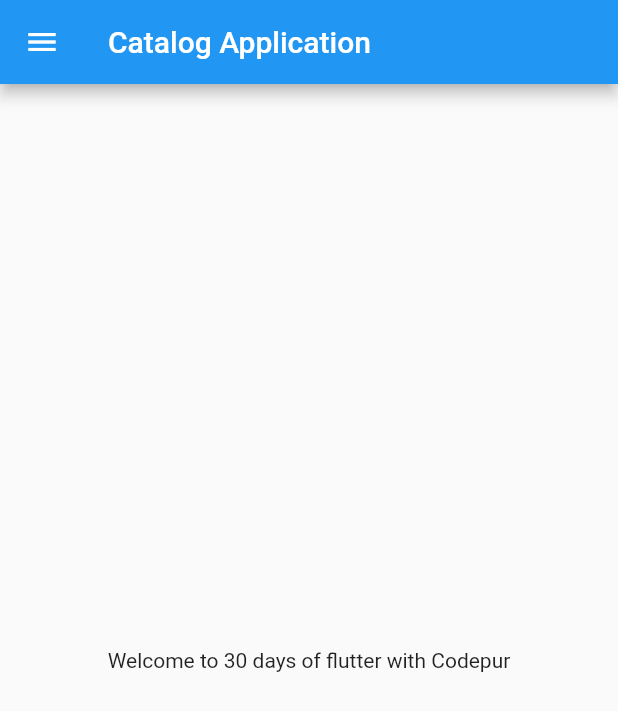
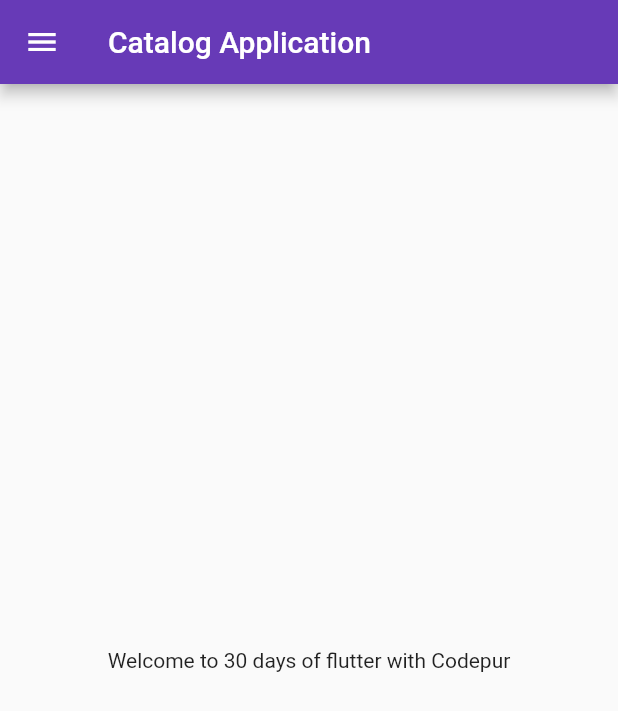
Before and after one commit to Omkarkarpe2002/flutter_catalog, a Flutter app: the screen it shows after launch, on a phone screen of 412 x 824 dp. Shown: the top 711 px of the screen. Run offline on Flutter 3.47's test engine with Material 2 defaults, Android fonts, the phone set to English and light mode, and no system bars.

Commit message:
day 3 completed

```diff
--- a/lib/main.dart
+++ b/lib/main.dart
@@ -1,5 +1,6 @@
 import 'package:flutter/material.dart';
-import 'package:flutter_catalog/home_page.dart';
+import 'package:flutter_catalog/pages/home_page.dart';
+import 'package:flutter_catalog/pages/login_page.dart';
 //We are importing this package because we are going to use material library.
 //every program's entry point in the most of languages in the main function.
 //Similary in dart and flutter is void main function it's the entry point to the
@@ -21,17 +22,26 @@ class MyApp extends StatelessWidget {
   //This is the method we are calling again and again when we are refreshing our application.
   //build method contains most of our user interface part.
   Widget build(BuildContext context) {
-    int days = 21;
-    String name = "Codepur";
-    double pi = 3.14;
-    bool is_true = true;
-    num temp = 3.5;
-    var dayOfWeek = "tuesday";
     //We cannot directly use container becuase we are returning an application so we have
     //to return an application like materialapp , cupertinoapp , etc.
     return MaterialApp(
       //We are wrapping container with material library because we are trying to give it the feel of material application
-      home: HomePage(),
+      themeMode: ThemeMode.light,
+      darkTheme: ThemeData(
+          brightness: Brightness.dark, primarySwatch: Colors.blueGrey),
+      theme: ThemeData(primarySwatch: Colors.deepPurple),
+      initialRoute: "/home",
+      routes: {
+        "/": (context) => LoginPage(),
+        "/Login": (context) => LoginPage(),
+        "/home": (context) => HomePage()
+      },
     );
   }
 }
+
+void bringVegetables({int rupees = 100}) {
+  //When we put curlly braces we treat the rupees as optional paramter
+  //Like when we don't especify rupess it will take rupess to default vaule of 100.
+  //But if we specify like (rupess : 50) it will take the value of rupees as 50
+}
```
Also changed, not shown: lib/pages/login_page.dart (added, +19 -0 lines), lib/pages/home_page.dart (renamed from lib/home_page.dart).
